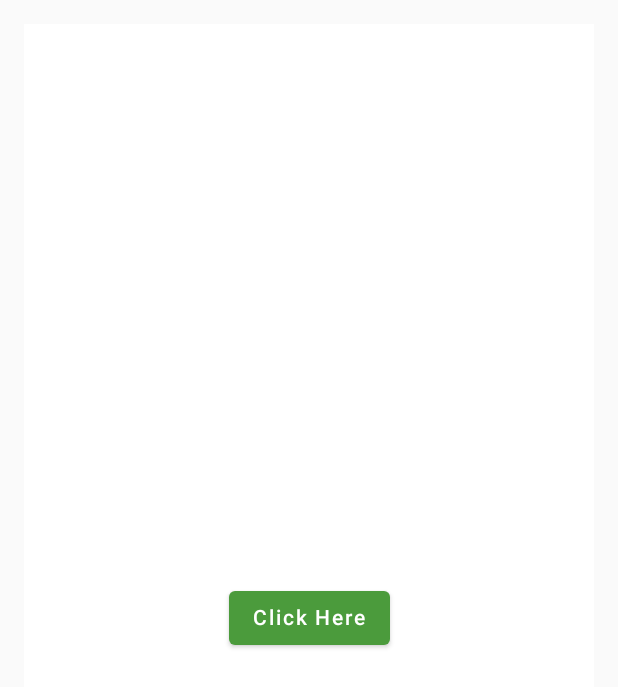
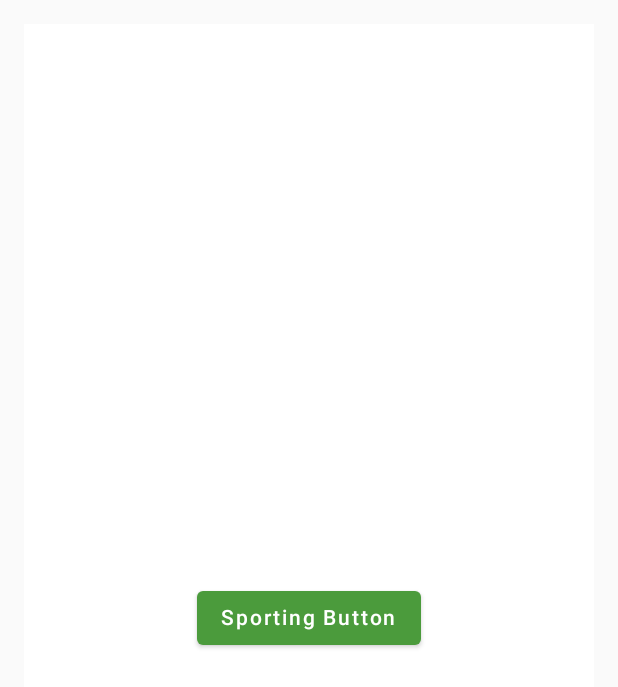
Before and after one commit to LucasFaiska/PortugalTeams, an Android app built with Jetpack Compose: the screen it shows after launch (MainActivity), on a phone screen of 412 x 824 dp. Shown: the top 687 px of the screen. Run offline under Robolectric (Android 15) with nearby library versions, the phone set to English and light mode, and no system bars.

Commit message:
string providers

```diff
--- a/benfica/src/main/res/values/strings.xml
+++ b/benfica/src/main/res/values/strings.xml
@@ -1,3 +1,4 @@
 <resources>
     <string name="app_name">Portugal Teams</string>
+    <string name="button_title">Benfica Button</string>
 </resources>
--- a/feature/src/main/java/com/example/feature/FeatureScreen.kt
+++ b/feature/src/main/java/com/example/feature/FeatureScreen.kt
@@ -14,17 +14,14 @@ import com.example.core.LocalThemeColors
 import com.example.core.PortugalTeamsButton
 
 @Composable
-fun FeatureScreen(modifier: Modifier = Modifier) {
+fun FeatureScreen(modifier: Modifier = Modifier, stringsResourceProvider: FeatureStringsResourceProvider) {
     val backgroundColor = LocalThemeColors.current.background
 
     Box(
         modifier = Modifier.fillMaxSize().padding(16.dp).background(color = backgroundColor),
         contentAlignment = Alignment.Center,
     ) {
-        PortugalTeamsButton(onClick = { }, text = "Click Here")
-
-
-
+        PortugalTeamsButton(onClick = { }, text = stringsResourceProvider.getButtonTitle())
     }
 }
 
--- /dev/null
+++ b/feature/src/main/java/com/example/feature/FeatureStringsResourceProvider.kt
@@ -0,0 +1,5 @@
+package com.example.feature
+
+interface FeatureStringsResourceProvider {
+    fun getButtonTitle() : String
+}
--- a/porto/src/main/res/values/strings.xml
+++ b/porto/src/main/res/values/strings.xml
@@ -1,3 +1,4 @@
 <resources>
     <string name="app_name">Porto</string>
+    <string name="button_title">Porto Button</string>
 </resources>
--- a/sporting/src/main/java/com/example/sporting/MainActivity.kt
+++ b/sporting/src/main/java/com/example/sporting/MainActivity.kt
@@ -6,15 +6,20 @@ import androidx.activity.compose.setContent
 import androidx.activity.enableEdgeToEdge
 import com.example.core.AppTheme
 import com.example.feature.FeatureScreen
+import com.example.feature.FeatureStringsResourceProvider
 
-class MainActivity : ComponentActivity() {
+class MainActivity : ComponentActivity(), FeatureStringsResourceProvider {
     override fun onCreate(savedInstanceState: Bundle?) {
         super.onCreate(savedInstanceState)
         enableEdgeToEdge()
         setContent {
             AppTheme(theme = SportingTheme()) {
-                FeatureScreen()
+                FeatureScreen(stringsResourceProvider = this)
             }
         }
     }
+
+    override fun getButtonTitle(): String {
+        return this.getString(R.string.button_title)
+    }
 }
--- a/sporting/src/main/res/values/strings.xml
+++ b/sporting/src/main/res/values/strings.xml
@@ -1,3 +1,4 @@
 <resources>
     <string name="app_name">sporting</string>
+    <string name="button_title">Sporting Button</string>
 </resources>
```
Also changed, not shown: benfica/src/main/java/com/example/portugalteams/MainActivity.kt (+7 -2 lines), porto/src/main/java/com/example/porto/MainActivity.kt (+7 -2 lines).
